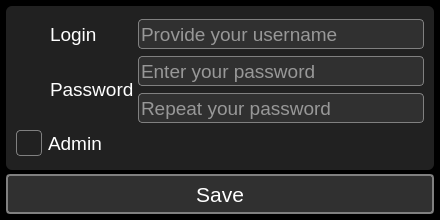
Before: the Qt Designer form Dialogs/AddUser/adduserdialog.ui in PiotrNapierala/MySqlComputerService, drawn with Qt 5.
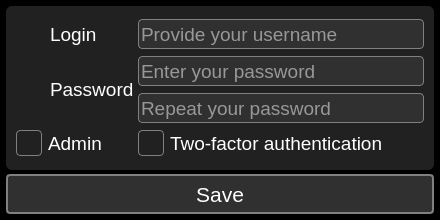
After: the same form once the commit is applied. Icons and pictures are not drawn.

```diff
--- a/Dialogs/AddUser/adduserdialog.ui
+++ b/Dialogs/AddUser/adduserdialog.ui
@@ -264,21 +264,6 @@
       <property name="spacing">
        <number>4</number>
       </property>
-      <item row="3" column="0" colspan="3">
-       <widget class="QCheckBox" name="checkBox_admin">
-        <property name="font">
-         <font>
-          <pointsize>14</pointsize>
-         </font>
-        </property>
-        <property name="focusPolicy">
-         <enum>Qt::ClickFocus</enum>
-        </property>
-        <property name="text">
-         <string>Admin</string>
-        </property>
-       </widget>
-      </item>
       <item row="0" column="1">
        <widget class="QLabel" name="label_login">
         <property name="minimumSize">
@@ -422,6 +407,36 @@
         </property>
        </widget>
       </item>
+      <item row="3" column="0" colspan="2">
+       <widget class="QCheckBox" name="checkBox_admin">
+        <property name="font">
+         <font>
+          <pointsize>14</pointsize>
+         </font>
+        </property>
+        <property name="focusPolicy">
+         <enum>Qt::ClickFocus</enum>
+        </property>
+        <property name="text">
+         <string>Admin</string>
+        </property>
+       </widget>
+      </item>
+      <item row="3" column="2">
+       <widget class="QCheckBox" name="checkBox_two_factor">
+        <property name="font">
+         <font>
+          <pointsize>14</pointsize>
+         </font>
+        </property>
+        <property name="focusPolicy">
+         <enum>Qt::ClickFocus</enum>
+        </property>
+        <property name="text">
+         <string>Two-factor authentication</string>
+        </property>
+       </widget>
+      </item>
      </layout>
     </widget>
    </item>
```
Left out of the diff: 6 changed lines with no effect on the pictures.
